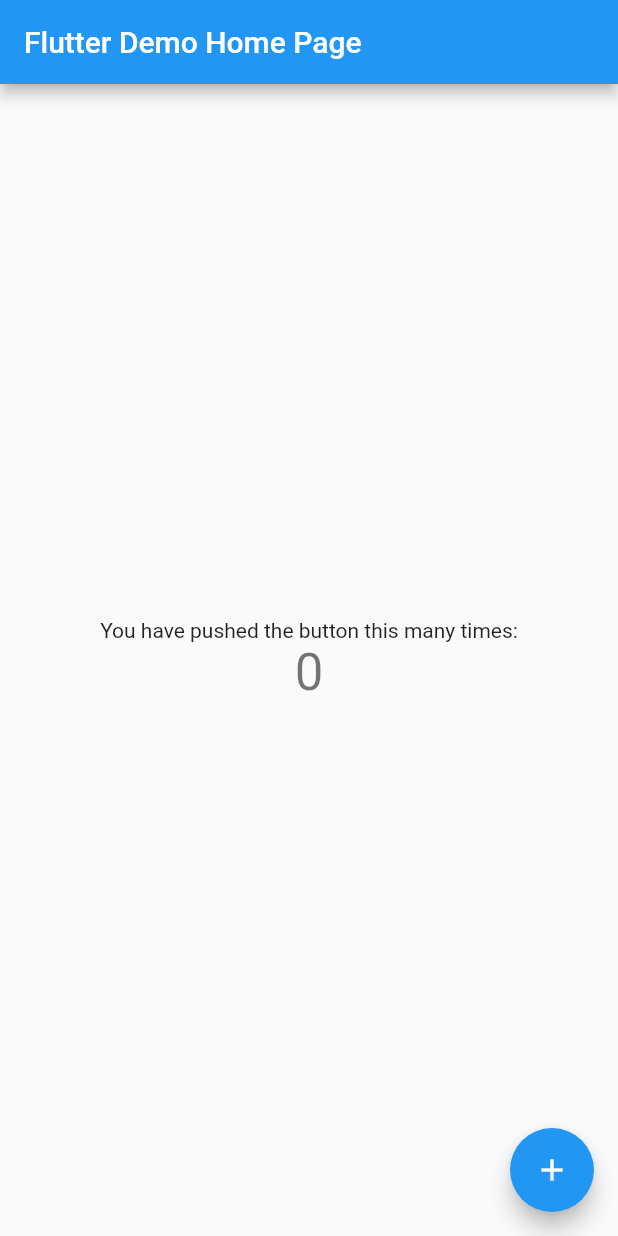
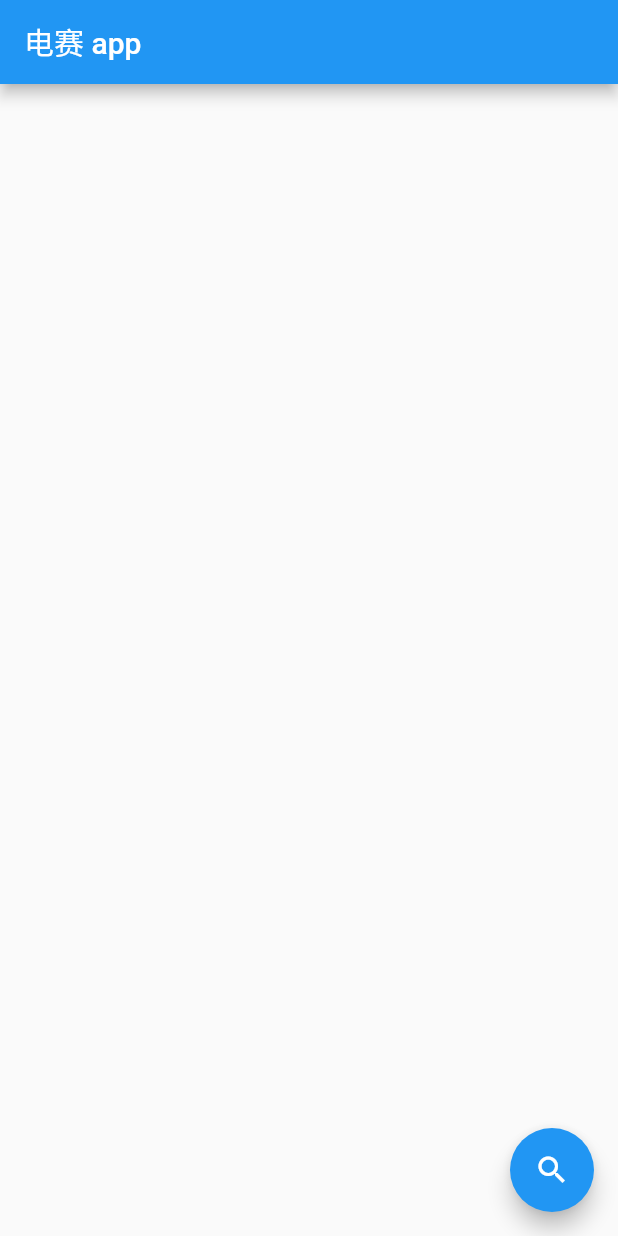
Before and after one commit to dingyang666/diansai-2021, a Flutter app: the screen it shows after launch, on a phone screen of 412 x 824 dp. Run offline on Flutter 3.47's test engine with Material 2 defaults, Android fonts, the phone set to English and light mode, and no system bars; our stand-ins replace flutter_blue.

Commit message:
ble 搜索框架

```diff
--- /dev/null
+++ b/flutter_app/lib/FindDevicesScreen.dart
@@ -0,0 +1,92 @@
+
+import 'package:flutter/material.dart';
+import 'package:flutter_app/DeviceScreen.dart';
+import 'package:flutter_app/widgets.dart';
+import 'package:flutter_blue/flutter_blue.dart';
+
+class FindDevicesScreen extends StatelessWidget {
+  @override
+  Widget build(BuildContext context) {
+    return Scaffold(
+      appBar: AppBar(
+        title: Text('电赛 app'),
+      ),
+      body: RefreshIndicator(
+        onRefresh: () =>
+            FlutterBlue.instance.startScan(timeout: Duration(seconds: 4)),
+        child: SingleChildScrollView(
+          child: Column(
+            children: <Widget>[
+              StreamBuilder<List<BluetoothDevice>>(
+                stream: Stream.periodic(Duration(seconds: 2))
+                    .asyncMap((_) => FlutterBlue.instance.connectedDevices),
+                initialData: [],
+                builder: (c, snapshot) => Column(
+                  children: snapshot.data!
+                      .map((d) => ListTile(
+                    title: Text(d.name),
+                    subtitle: Text(d.id.toString()),
+                    trailing: StreamBuilder<BluetoothDeviceState>(
+                      stream: d.state,
+                      initialData: BluetoothDeviceState.disconnected,
+                      builder: (c, snapshot) {
+                        if (snapshot.data ==
+                            BluetoothDeviceState.connected) {
+                          return RaisedButton(
+                            child: Text('OPEN'),
+                            onPressed: () => Navigator.of(context).push(
+                                MaterialPageRoute(
+                                    builder: (context) =>
+                                        DeviceScreen(device: d))),
+                          );
+                        }
+                        return Text(snapshot.data.toString());
+                      },
+                    ),
+                  ))
+                      .toList(),
+                ),
+              ),
+              StreamBuilder<List<ScanResult>>(
+                stream: FlutterBlue.instance.scanResults,
+                initialData: [],
+                builder: (c, snapshot) => Column(
+                  children: snapshot.data!
+                      .map(
+                        (r) => ScanResultTile(
+                      result: r,
+                      onTap: () => Navigator.of(context)
+                          .push(MaterialPageRoute(builder: (context) {
+                        r.device.connect();
+                        return DeviceScreen(device: r.device);
+                      })),
+                    ),
+                  )
+                      .toList(),
+                ),
+              ),
+            ],
+          ),
+        ),
+      ),
+      floatingActionButton: StreamBuilder<bool>(
+        stream: FlutterBlue.instance.isScanning,
+        initialData: false,
+        builder: (c, snapshot) {
+          if (snapshot.data!) {
+            return FloatingActionButton(
+              child: Icon(Icons.stop),
+              onPressed: () => FlutterBlue.instance.stopScan(),
+              backgroundColor: Colors.red,
+            );
+          } else {
+            return FloatingActionButton(
+                child: Icon(Icons.search),
+                onPressed: () => FlutterBlue.instance
+                    .startScan(timeout: Duration(seconds: 4)));
+          }
+        },
+      ),
+    );
+  }
+}
--- a/flutter_app/lib/main.dart
+++ b/flutter_app/lib/main.dart
@@ -1,113 +1,28 @@
 import 'package:flutter/material.dart';
+import 'package:flutter_app/BluetoothOffScreen.dart';
+import 'package:flutter_blue/flutter_blue.dart';
+
+import 'FindDevicesScreen.dart';
 
 void main() {
-  runApp(MyApp());
+  runApp(FlutterBlueApp());
 }
 
-class MyApp extends StatelessWidget {
-  // This widget is the root of your application.
+class FlutterBlueApp extends StatelessWidget {
   @override
   Widget build(BuildContext context) {
     return MaterialApp(
-      title: 'Flutter Demo',
-      theme: ThemeData(
-        // This is the theme of your application.
-        //
-        // Try running your application with "flutter run". You'll see the
-        // application has a blue toolbar. Then, without quitting the app, try
-        // changing the primarySwatch below to Colors.green and then invoke
-        // "hot reload" (press "r" in the console where you ran "flutter run",
-        // or simply save your changes to "hot reload" in a Flutter IDE).
-        // Notice that the counter didn't reset back to zero; the application
-        // is not restarted.
-        primarySwatch: Colors.blue,
-      ),
-      home: MyHomePage(title: 'Flutter Demo Home Page'),
+      color: Colors.lightBlue,
+      home: StreamBuilder<BluetoothState>(
+          stream: FlutterBlue.instance.state,
+          initialData: BluetoothState.unknown,
+          builder: (c, snapshot) {
+            final state = snapshot.data;
+            if (state == BluetoothState.on) {
+              return FindDevicesScreen();
+            }
+            return BluetoothOffScreen(state: state);
+          }),
     );
   }
 }
-
-class MyHomePage extends StatefulWidget {
-  MyHomePage({Key? key, required this.title}) : super(key: key);
-
-  // This widget is the home page of your application. It is stateful, meaning
-  // that it has a State object (defined below) that contains fields that affect
-  // how it looks.
-
-  // This class is the configuration for the state. It holds the values (in this
-  // case the title) provided by the parent (in this case the App widget) and
-  // used by the build method of the State. Fields in a Widget subclass are
-  // always marked "final".
-
-  final String title;
-
-  @override
-  _MyHomePageState createState() => _MyHomePageState();
-}
-
-class _MyHomePageState extends State<MyHomePage> {
-  int _counter = 0;
-
-  void _incrementCounter() {
-    setState(() {
-      // This call to setState tells the Flutter framework that something has
-      // changed in this State, which causes it to rerun the build method below
-      // so that the display can reflect the updated values. If we changed
-      // _counter without calling setState(), then the build method would not be
-      // called again, and so nothing would appear to happen.
-      _counter++;
-    });
-  }
-
-  @override
-  Widget build(BuildContext context) {
-    // This method is rerun every time setState is called, for instance as done
-    // by the _incrementCounter method above.
-    //
-    // The Flutter framework has been optimized to make rerunning build methods
-    // fast, so that you can just rebuild anything that needs updating rather
-    // than having to individually change instances of widgets.
-    return Scaffold(
-      appBar: AppBar(
-        // Here we take the value from the MyHomePage object that was created by
-        // the App.build method, and use it to set our appbar title.
-        title: Text(widget.title),
-      ),
-      body: Center(
-        // Center is a layout widget. It takes a single child and positions it
-        // in the middle of the parent.
-        child: Column(
-          // Column is also a layout widget. It takes a list of children and
-          // arranges them vertically. By default, it sizes itself to fit its
-          // children horizontally, and tries to be as tall as its parent.
-          //
-          // Invoke "debug painting" (press "p" in the console, choose the
-          // "Toggle Debug Paint" action from the Flutter Inspector in Android
-          // Studio, or the "Toggle Debug Paint" command in Visual Studio Code)
-          // to see the wireframe for each widget.
-          //
-          // Column has various properties to control how it sizes itself and
-          // how it positions its children. Here we use mainAxisAlignment to
-          // center the children vertically; the main axis here is the vertical
-          // axis because Columns are vertical (the cross axis would be
-          // horizontal).
-          mainAxisAlignment: MainAxisAlignment.center,
-          children: <Widget>[
-            Text(
-              'You have pushed the button this many times:',
-            ),
-            Text(
-              '$_counter',
-              style: Theme.of(context).textTheme.headline4,
-            ),
-          ],
-        ),
-      ),
-      floatingActionButton: FloatingActionButton(
-        onPressed: _incrementCounter,
-        tooltip: 'Increment',
-        child: Icon(Icons.add),
-      ), // This trailing comma makes auto-formatting nicer for build methods.
-    );
-  }
-}
--- a/flutter_app/pubspec.yaml
+++ b/flutter_app/pubspec.yaml
@@ -28,6 +28,7 @@ dependencies:
   # The following adds the Cupertino Icons font to your application.
   # Use with the CupertinoIcons class for iOS style icons.
   cupertino_icons: ^1.0.2
+  flutter_blue: ^0.8.0
 
 dev_dependencies:
   flutter_test:
```
Also changed, not shown: flutter_app/lib/BluetoothOffScreen.dart (added, +35 -0 lines), flutter_app/lib/DeviceScreen.dart (added, +161 -0 lines), flutter_app/lib/widgets.dart (added, +297 -0 lines), flutter_app/pubspec.lock, 6 other files.
